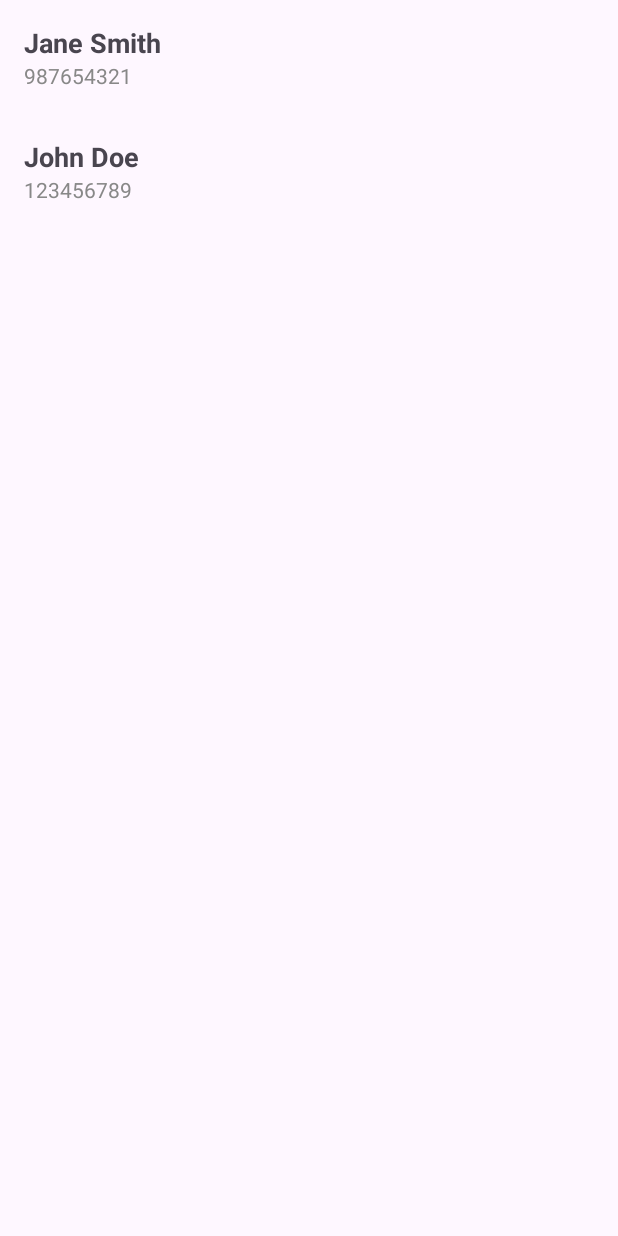
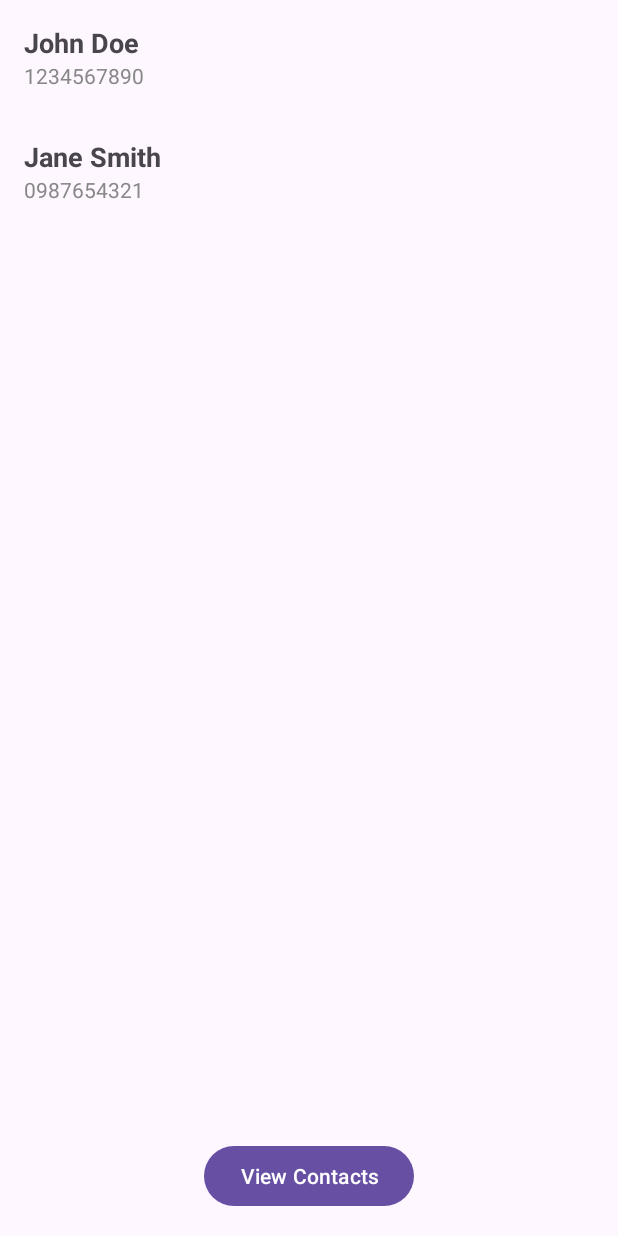
Before and after one commit to AlexCodreanu23/WhatsApp-Android, an Android app: the screen it shows after launch (MainActivity), on a phone screen of 412 x 824 dp. Run offline under Robolectric (Android 15) with nearby library versions, the phone set to English and light mode, and no system bars.

Commit message:
Initial commit (demo app)

```diff
--- a/app/src/main/java/com/DataBase/DatabaseDAO.java
+++ b/app/src/main/java/com/DataBase/DatabaseDAO.java
@@ -5,7 +5,6 @@ import android.content.ContentValues;
 import android.content.Context;
 import android.database.Cursor;
 import android.database.sqlite.SQLiteDatabase;
-
 
 import java.util.ArrayList;
 import java.util.List;
@@ -22,10 +21,14 @@ public class DatabaseDAO {
 
     // Contacts
     public long addContact(Contact contact) {
-        ContentValues values = new ContentValues();
-        values.put("name", contact.getName());
-        values.put("phone", contact.getPhone());
-        return db.insert("contacts", null, values);
+        if (!contactExists(contact.getPhone())) {
+            ContentValues values = new ContentValues();
+            values.put("name", contact.getName());
+            values.put("phone", contact.getPhone());
+            return db.insert("contacts", null, values);
+        } else {
+            return -1; // Indicate contact already exists
+        }
     }
 
     public List<Contact> getAllContacts() {
@@ -41,6 +44,31 @@ public class DatabaseDAO {
             cursor.close();
         }
         return contacts;
+    }
+
+    // Get contacts with messages
+    public List<Contact> getContactsWithMessages() {
+        List<Contact> contacts = new ArrayList<>();
+        String query = "SELECT DISTINCT contacts.id, contacts.name, contacts.phone FROM contacts INNER JOIN messages ON contacts.id = messages.contact_id";
+        Cursor cursor = db.rawQuery(query, null);
+        if (cursor != null && cursor.moveToFirst()) {
+            do {
+                @SuppressLint("Range") int id = cursor.getInt(cursor.getColumnIndex("id"));
+                @SuppressLint("Range") String name = cursor.getString(cursor.getColumnIndex("name"));
+                @SuppressLint("Range") String phone = cursor.getString(cursor.getColumnIndex("phone"));
+                contacts.add(new Contact(id, name, phone));
+            } while (cursor.moveToNext());
+            cursor.close();
+        }
+        return contacts;
+    }
+
+    // Check if contact exists
+    private boolean contactExists(String phone) {
+        Cursor cursor = db.query("contacts", null, "phone = ?", new String[]{phone}, null, null, null);
+        boolean exists = (cursor.getCount() > 0);
+        cursor.close();
+        return exists;
     }
 
     // Messages
--- a/app/src/main/java/com/example/mess/ChatAdapter.java
+++ b/app/src/main/java/com/example/mess/ChatAdapter.java
@@ -42,7 +42,7 @@ public class ChatAdapter extends RecyclerView.Adapter<ChatAdapter.ChatViewHolder
     public void onBindViewHolder(@NonNull ChatViewHolder holder, int position) {
         Contact chat = chatList.get(position);
         holder.textViewChatName.setText(chat.getName());
-        holder.textViewLastMessage.setText(chat.getPhone()); // Assuming phone as last message for display purpose
+        holder.textViewLastMessage.setText(chat.getPhone()); // Displaying phone number for now
     }
 
     @Override
--- a/app/src/main/java/com/example/mess/MainActivity.java
+++ b/app/src/main/java/com/example/mess/MainActivity.java
@@ -1,26 +1,27 @@
+// MainActivity.java
 package com.example.mess;
 
 import android.content.Intent;
 import android.os.Bundle;
 import android.util.Log;
-import android.view.View;
 import androidx.appcompat.app.AppCompatActivity;
 import androidx.recyclerview.widget.LinearLayoutManager;
 import androidx.recyclerview.widget.RecyclerView;
 
 import com.DataBase.Contact;
 import com.DataBase.DatabaseDAO;
+import com.DataBase.Message;
 
 import java.util.ArrayList;
 import java.util.List;
 
 public class MainActivity extends AppCompatActivity {
 
-    private static final String TAG = "MainActivity";
     private RecyclerView recyclerViewChats;
     private ChatAdapter chatAdapter;
     private List<Contact> chatList;
     private DatabaseDAO databaseDAO;
+    private ChatClient chatClient;
 
     @Override
     protected void onCreate(Bundle savedInstanceState) {
@@ -30,12 +31,10 @@ public class MainActivity extends AppCompatActivity {
         recyclerViewChats = findViewById(R.id.recyclerViewChats);
         databaseDAO = new DatabaseDAO(this);
 
-        // Add some dummy contacts for testing
-        databaseDAO.addContact(new Contact(1, "John Doe", "123456789"));
-        databaseDAO.addContact(new Contact(2, "Jane Smith", "987654321"));
+        // Insert dummy data
+        insertDummyData();
 
-        chatList = new ArrayList<>(databaseDAO.getAllContacts());
-        Log.d(TAG, "Number of contacts: " + chatList.size());
+        chatList = new ArrayList<>(databaseDAO.getContactsWithMessages());
 
         chatAdapter = new ChatAdapter(this, chatList);
         recyclerViewChats.setLayoutManager(new LinearLayoutManager(this));
@@ -48,11 +47,48 @@ public class MainActivity extends AppCompatActivity {
             intent.putExtra("chatName", selectedChat.getName());
             startActivity(intent);
         });
+
+        findViewById(R.id.buttonViewContacts).setOnClickListener(v -> {
+            Intent intent = new Intent(MainActivity.this, ContactsActivity.class);
+            startActivity(intent);
+        });
+
+        // Initialize and connect the ChatClient
+        chatClient = new ChatClient(message -> {
+            // Handle received messages here
+            Log.d("MainActivity", "Received message: " + message);
+        });
+        chatClient.connect();
     }
 
     @Override
     protected void onDestroy() {
         super.onDestroy();
         databaseDAO.close();
+        chatClient.disconnect();
+    }
+
+    private void insertDummyData() {
+        // Check if the dummy data already exists
+        List<Contact> allContacts = databaseDAO.getAllContacts();
+        if (allContacts.isEmpty()) {
+            // Insert dummy contacts
+            Contact contact1 = new Contact(0, "John Doe", "1234567890");
+            Contact contact2 = new Contact(0, "Jane Smith", "0987654321");
+            long contact1Id = databaseDAO.addContact(contact1);
+            long contact2Id = databaseDAO.addContact(contact2);
+
+            // Insert dummy messages for contact1
+            Message message1 = new Message(0, (int) contact1Id, "Hello John!", null);
+            Message message2 = new Message(0, (int) contact1Id, "How are you?", null);
+            databaseDAO.addMessage(message1);
+            databaseDAO.addMessage(message2);
+
+            // Insert dummy messages for contact2
+            Message message3 = new Message(0, (int) contact2Id, "Hi Jane!", null);
+            Message message4 = new Message(0, (int) contact2Id, "Nice to meet you!", null);
+            databaseDAO.addMessage(message3);
+            databaseDAO.addMessage(message4);
+        }
     }
 }
--- a/app/src/main/java/com/example/mess/MessageAdapter.java
+++ b/app/src/main/java/com/example/mess/MessageAdapter.java
@@ -13,7 +13,7 @@ import java.util.List;
 
 public class MessageAdapter extends RecyclerView.Adapter<MessageAdapter.MessageViewHolder> {
 
-    private List<Message> messages;
+    private final List<Message> messages;
 
     public MessageAdapter(List<Message> messages) {
         this.messages = messages;
@@ -39,7 +39,7 @@ public class MessageAdapter extends RecyclerView.Adapter<MessageAdapter.MessageV
 
     public static class MessageViewHolder extends RecyclerView.ViewHolder {
 
-        private TextView textViewMessage;
+        private final TextView textViewMessage;
 
         public MessageViewHolder(@NonNull View itemView) {
             super(itemView);
--- a/app/src/main/res/layout/activity_main.xml
+++ b/app/src/main/res/layout/activity_main.xml
@@ -8,4 +8,13 @@
         android:id="@+id/recyclerViewChats"
         android:layout_width="match_parent"
         android:layout_height="match_parent"/>
+
+    <Button
+        android:id="@+id/buttonViewContacts"
+        android:layout_width="wrap_content"
+        android:layout_height="wrap_content"
+        android:text="View Contacts"
+        android:layout_alignParentBottom="true"
+        android:layout_centerHorizontal="true"
+        android:layout_marginBottom="16dp"/>
 </RelativeLayout>
```
Also changed, not shown: app/src/main/AndroidManifest.xml (+5 -3 lines), app/src/main/java/com/DataBase/Contact.java (+13 -0 lines), app/src/main/java/com/DataBase/Message.java (+17 -0 lines), app/src/main/java/com/example/mess/ContactsActivity.java (added, +39 -0 lines), app/src/main/java/com/example/mess/ContactsAdapter.java (added, +53 -0 lines), app/src/main/res/layout/activity_contacts.xml (added, +18 -0 lines), app/src/main/res/layout/item_contact.xml (added, +22 -0 lines).
